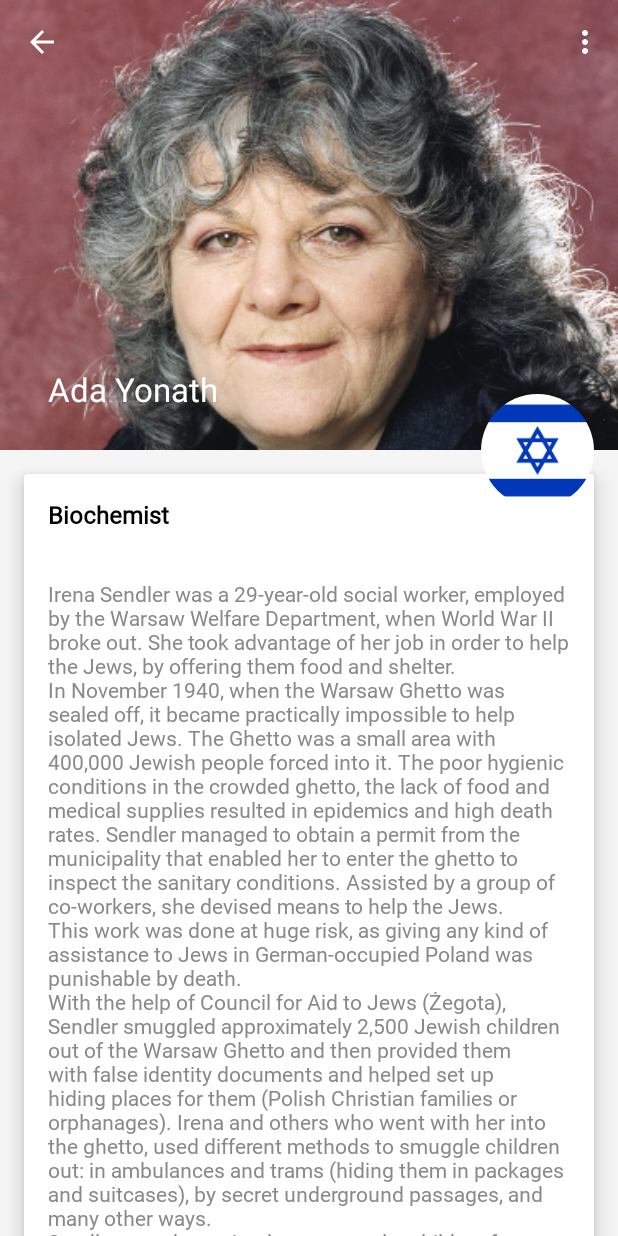
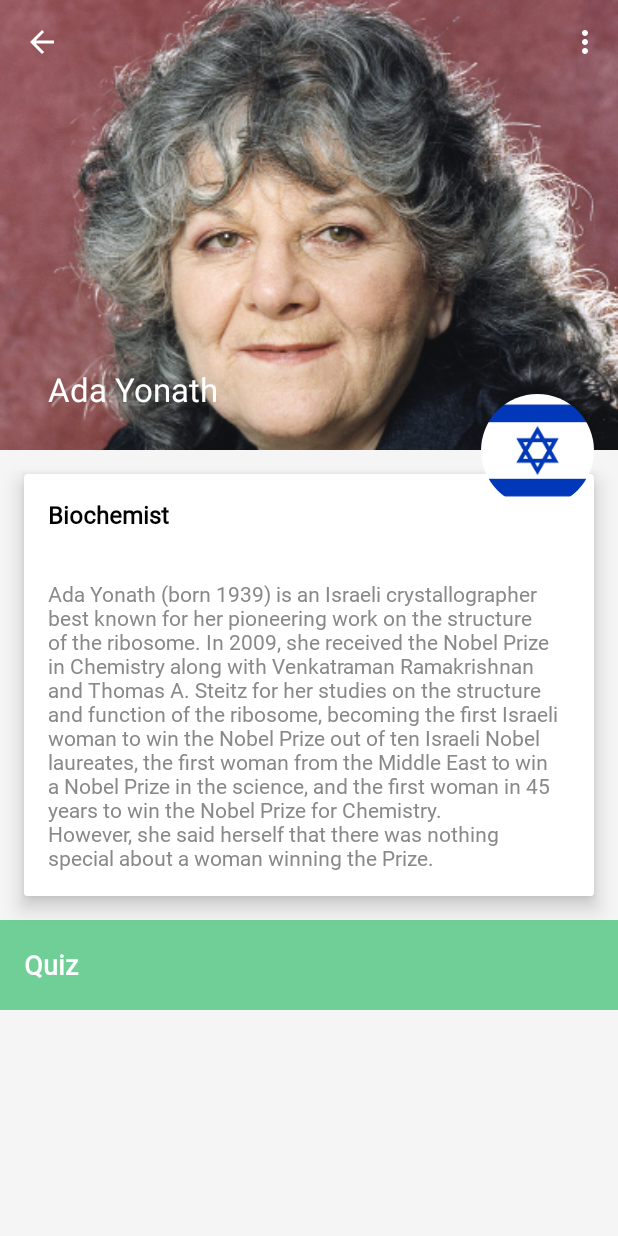
Before and after one commit to MalgoskaBou/famous_women, an Android app: the screen it shows after launch (DetailsActivity), after a tap on "Ada Yonath", on a phone screen of 412 x 824 dp. Run offline under Robolectric (Android 15) with nearby library versions, the phone set to English and light mode, and no system bars; plain views replace RoundedImageView; 2 other taps on this screen came first.

```diff
--- a/app/src/main/java/com/example/android/miwok/WomenArrayList.java
+++ b/app/src/main/java/com/example/android/miwok/WomenArrayList.java
@@ -33,7 +33,7 @@ public class WomenArrayList {
                 R.drawable.meriem_listimg, R.drawable.meriem_morocco_flag, R.drawable.meriem_portrait));
         women.add(new Woman(R.string.irena, R.string.irena_profession, R.string.body_details_description_irena,
                 R.drawable.irena_sendler_listimg, R.drawable.maria_poland_flag, R.drawable.irena_portrait));
-        women.add(new Woman(R.string.ada, R.string.ada_profession, R.string.body_details_description_irena,
+        women.add(new Woman(R.string.ada, R.string.ada_profession, R.string.body_details_description_ada,
                 R.drawable.ada_yonath_listimg, R.drawable.israel_flag, R.drawable.ada_yonath_portrait));
         women.add(new Woman(R.string.ilhan, R.string.ilhan_profession, R.string.body_details_description_ilhan,
                 R.drawable.ilhan_listing, R.drawable.ilhan_flag, R.drawable.ilhan_portrait));
--- a/app/src/main/res/layout/activity_main.xml
+++ b/app/src/main/res/layout/activity_main.xml
@@ -4,7 +4,8 @@
     android:layout_height="match_parent"
     xmlns:app="http://schemas.android.com/apk/res-auto"
     android:id="@+id/drawer_layout"
-    android:fitsSystemWindows="true">
+    android:fitsSystemWindows="true"
+   >
 
     <android.support.design.widget.AppBarLayout
         android:id="@+id/appbar"
--- a/app/src/main/res/layout/word_list.xml
+++ b/app/src/main/res/layout/word_list.xml
@@ -26,6 +26,7 @@
     android:layout_width="match_parent"
     android:layout_height="match_parent"
     android:drawSelectorOnTop="true"
+    android:background="@color/grey_background"
     app:layout_behavior="@string/appbar_scrolling_view_behavior"
     />
 </android.support.design.widget.CoordinatorLayout>
--- a/app/src/main/res/values/strings.xml
+++ b/app/src/main/res/values/strings.xml
@@ -367,7 +367,7 @@
     <string name="search_hint">Name of Women</string>
 
     <!--About screen-->
-    <string name="about_description">The Famous Women app contains interesting info and little quiz about different Famous Woman on the Earth.\n\nThis application was created as part of the UDACITY course - Google Developer Challenge Scholarship - Only by Ladies.\n\nApp was created on the initiative of MalgoskaG  https://github.com/MalgoskaG</string>
+    <string name="about_description">The Famous Women app contains interesting info and little quiz about different Famous Woman on the Earth.\n\nThis application was created as part of the UDACITY course - Google Developer Challenge Scholarship - Only by Ladies.\n\nApp was created on the coordinated by of MalgoskaG  https://github.com/MalgoskaG</string>
     <string name="about_contributions">All Contributors: https://github.com/MalgoskaG/famous_women/graphs/contributors</string>
     <string name="about_version">Version: 1.0</string>
 
```
Also changed, not shown: app/src/main/java/com/example/android/miwok/SearchableActivity.java (+9 -1 lines).
